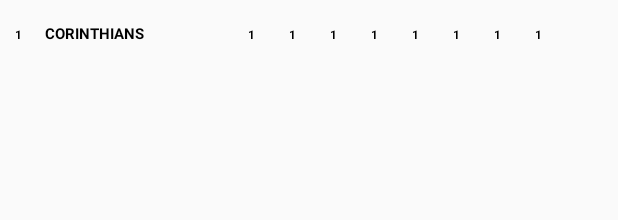
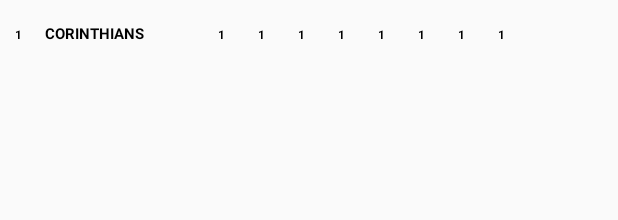
Before and after one commit to terebinto/amadorfc, an Android app: the layout row_item_classificacao.xml on its own in the app's theme, with its tools: preview values and no code run, on a phone screen of 412 x 824 dp. Shown: the top 220 px of the screen. Run offline under Robolectric (Android 15) with nearby library versions, the phone set to English and light mode, and no system bars.

Commit message:
Ajuste todas funcionalidades.

```diff
--- a/app/src/main/AndroidManifest.xml
+++ b/app/src/main/AndroidManifest.xml
@@ -29,13 +29,15 @@
         <activity
             android:name=".MainActivity"
             android:label="@string/app_name"
-            android:theme="@style/AppThemeMain">
+            android:theme="@style/AppThemeMain"
+            android:screenOrientation="portrait">
         </activity>
 
         <activity
             android:name=".PrincipalActivity"
             android:label="@string/app_name"
-            android:theme="@style/AppThemePrincial">
+            android:theme="@style/AppThemePrincial"
+            android:screenOrientation="portrait" >
         </activity>
     </application>
 
--- a/app/src/main/java/com/amadorfc/amadorfc/task/CampeonatoTask.java
+++ b/app/src/main/java/com/amadorfc/amadorfc/task/CampeonatoTask.java
@@ -69,6 +69,6 @@ public class CampeonatoTask extends AsyncTask<String, Void, List<Campeonato>> {
     @Override
     protected void onPreExecute() {
         super.onPreExecute();
-        progressDialog = ProgressDialog.show(activity, "Aguarde", "Ativando cadastro", true, false);
+        progressDialog = ProgressDialog.show(activity, "Aguarde", "Carregando campeonato", true, false);
     }
 }
--- a/app/src/main/res/layout/row_item_classificacao.xml
+++ b/app/src/main/res/layout/row_item_classificacao.xml
@@ -24,7 +24,7 @@
 
         <TextView
             android:id="@+id/txt_header_noticia_2"
-            android:layout_width="120dp"
+            android:layout_width="100dp"
             android:layout_height="wrap_content"
             android:layout_marginLeft="@dimen/margin_15"
             android:layout_marginRight="@dimen/margin_15"
@@ -37,7 +37,7 @@
 
         <TextView
             android:id="@+id/txt_header_noticia_3"
-            android:layout_width="12dp"
+            android:layout_width="11dp"
             android:layout_height="wrap_content"
             android:layout_marginTop="@dimen/margin_5"
             android:text="1"
@@ -49,7 +49,7 @@
 
         <TextView
             android:id="@+id/txt_header_noticia_4"
-            android:layout_width="12dp"
+            android:layout_width="11dp"
             android:layout_height="wrap_content"
             android:layout_marginLeft="@dimen/margin_15"
             android:layout_marginTop="@dimen/margin_5"
@@ -61,7 +61,7 @@
 
         <TextView
             android:id="@+id/txt_header_noticia_5"
-            android:layout_width="12dp"
+            android:layout_width="11dp"
             android:layout_height="wrap_content"
             android:layout_marginLeft="@dimen/margin_15"
             android:layout_marginTop="@dimen/margin_5"
@@ -73,7 +73,7 @@
 
         <TextView
             android:id="@+id/txt_header_noticia_6"
-            android:layout_width="12dp"
+            android:layout_width="11dp"
             android:layout_height="wrap_content"
             android:layout_marginLeft="@dimen/margin_15"
             android:layout_marginTop="@dimen/margin_5"
@@ -85,7 +85,7 @@
 
         <TextView
             android:id="@+id/txt_header_noticia_7"
-            android:layout_width="12dp"
+            android:layout_width="11dp"
             android:layout_height="wrap_content"
             android:layout_marginLeft="@dimen/margin_15"
             android:layout_marginTop="@dimen/margin_5"
@@ -97,7 +97,7 @@
 
         <TextView
             android:id="@+id/txt_header_noticia_8"
-            android:layout_width="12dp"
+            android:layout_width="11dp"
             android:layout_height="wrap_content"
             android:layout_marginLeft="@dimen/margin_15"
             android:layout_marginTop="@dimen/margin_5"
@@ -109,7 +109,7 @@
 
         <TextView
             android:id="@+id/txt_header_noticia_9"
-            android:layout_width="12dp"
+            android:layout_width="11dp"
             android:layout_height="wrap_content"
             android:layout_marginLeft="@dimen/margin_15"
             android:layout_marginTop="@dimen/margin_5"
```
Also changed, not shown: app/src/main/java/com/amadorfc/amadorfc/FragmentClassificacao.java (+20 -1 lines), app/src/main/java/com/amadorfc/amadorfc/adapter/ListClassificacaoAdapter.java (+4 -11 lines).
